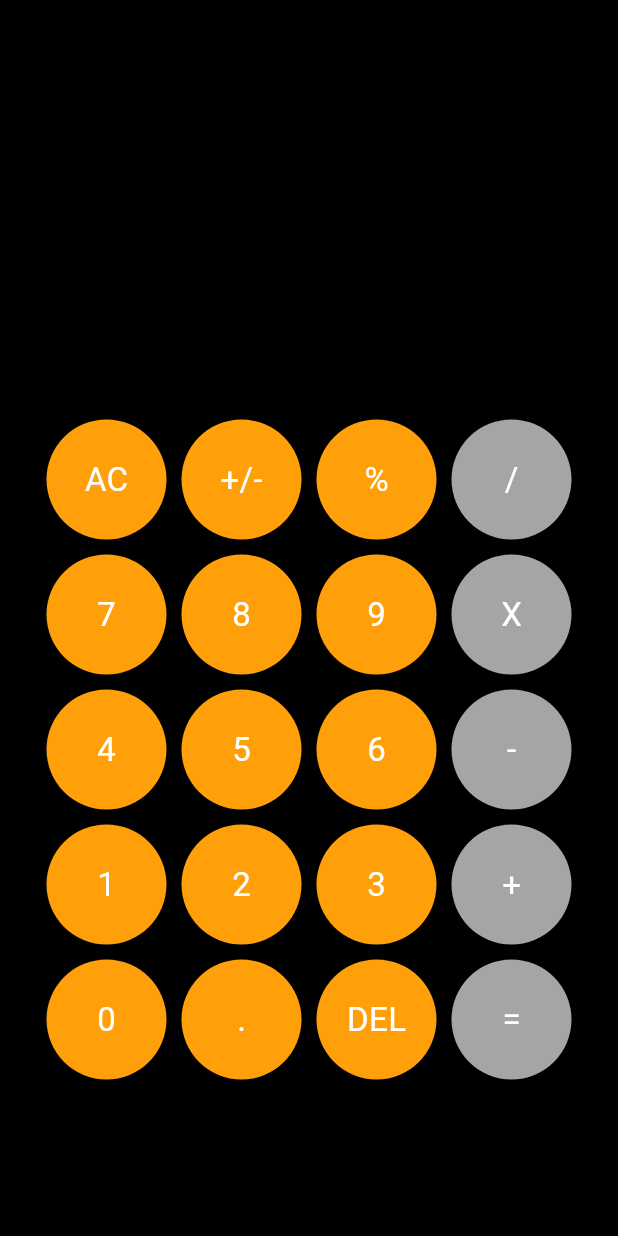
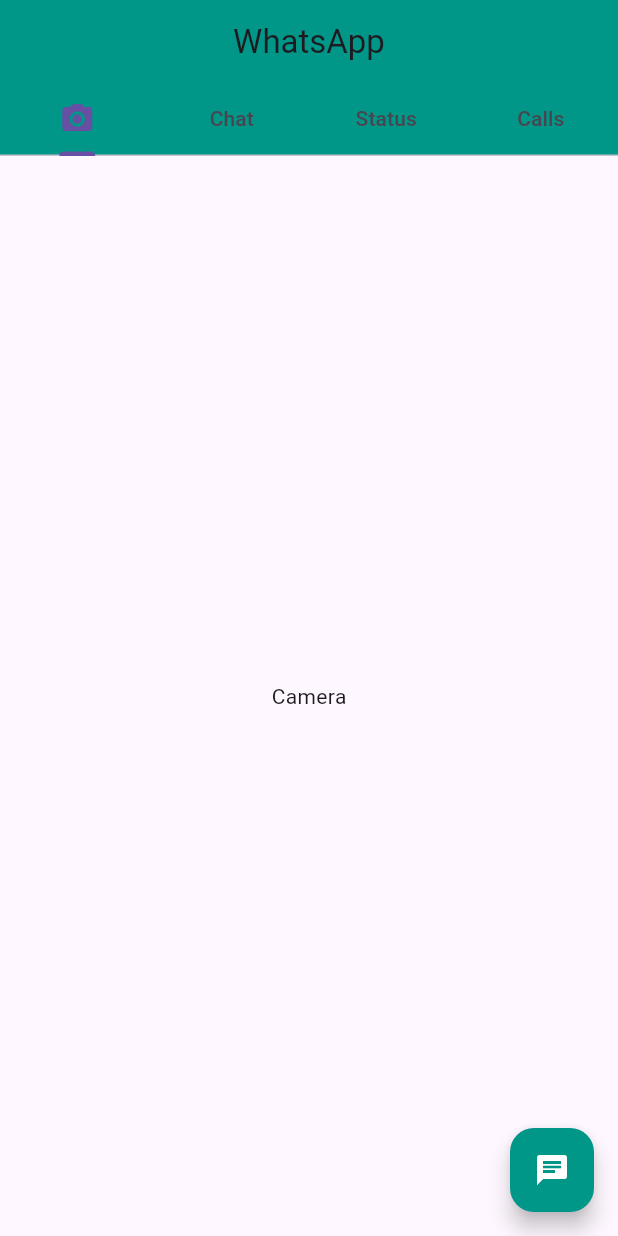
Before and after one commit to Muzamil995/flutter_bootcamp_2025, a Flutter app: the screen it shows after launch, on a phone screen of 412 x 824 dp. Run offline on Flutter 3.47's test engine with Material 3 defaults, Android fonts, the phone set to English and light mode, and no system bars; our stand-ins replace math_expressions.

Commit message:
session five code

```diff
--- a/lib/main.dart
+++ b/lib/main.dart
@@ -1,3 +1,5 @@
+import 'package:august_bootcamp/session_five/session_five.dart';
+import 'package:august_bootcamp/session_five/session_five_three.dart';
 import 'package:august_bootcamp/session_four/session_four.dart';
 import 'package:august_bootcamp/session_three/session_three.dart';
 import 'package:august_bootcamp/session_two/session_two.dart';
@@ -20,7 +22,7 @@
   Widget build(BuildContext context) {
     return MaterialApp(
       title: "flutter bootcamp ",
-      home: SessionFour()
+      home: SessionFiveThree()
       // Scaffold(
       //   appBar: AppBar(
       //     title: Text("Flutter Bootcamp 2025",
--- /dev/null
+++ b/lib/session_five/session_five_three.dart
@@ -0,0 +1,42 @@
+import 'package:flutter/material.dart';
+class SessionFiveThree extends StatefulWidget {
+  const SessionFiveThree({super.key});
+
+  @override
+  State<SessionFiveThree> createState() => _SessionFiveThreeState();
+}
+
+class _SessionFiveThreeState extends State<SessionFiveThree> {
+  @override
+  Widget build(BuildContext context) {
+    return  DefaultTabController(
+      length: 4,
+      child: Scaffold(
+        appBar: AppBar(
+          title: Text("WhatsApp"),
+          centerTitle: true,
+          backgroundColor: Colors.teal,
+           bottom: TabBar(
+               tabs: [
+                 Tab(icon: Icon(Icons.camera_alt)),
+                   Tab(text: 'Chat',),
+                 Tab(text: 'Status',),
+                 Tab(text: 'Calls',),
+
+               ]),
+
+        ),
+        body: TabBarView(children: [
+          Center(child: Text("Camera"),),
+          Center(child: Text("Chats List"),),
+          Center(child: Text("Status"),),
+          Center(child: Text("Call History"),),
+        ]),
+
+        floatingActionButton: FloatingActionButton(onPressed: ( ){},
+          backgroundColor: Colors.teal,
+        child: Icon(Icons.chat,color: Colors.white,),),
+      ),
+    );
+  }
+}
```
Also changed, not shown: lib/session_five/session_five.dart (added, +65 -0 lines), lib/session_five/session_five_two.dart (added, +157 -0 lines).
